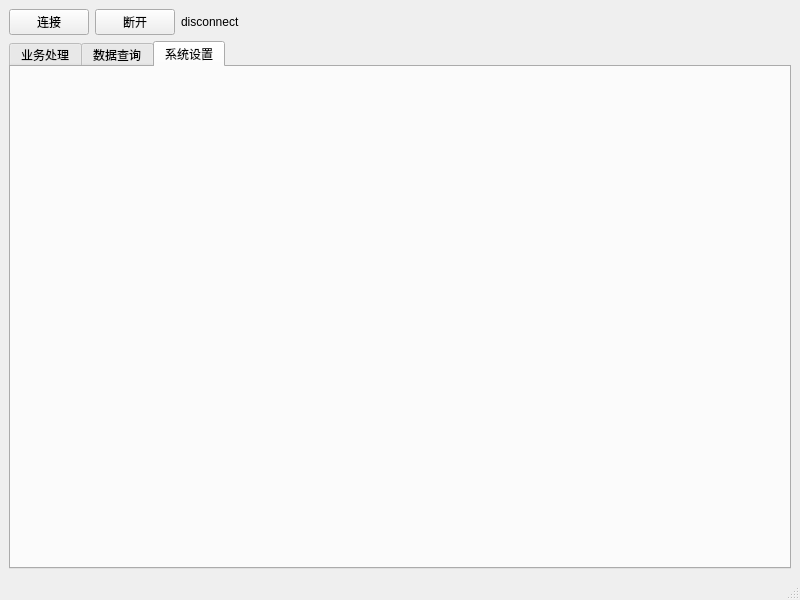
Qt form ui/main.ui (LetMeHold/asset.management) before a commit.
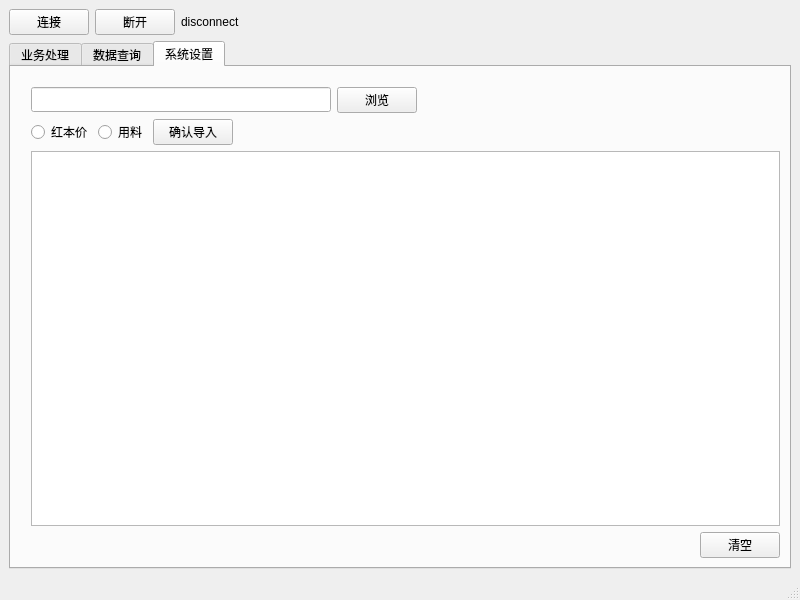
The same form after that commit. The open tabs and pages were chosen to show the change.

Commit message: 完成导入红本或用料数据的功能

The edit to the form file:
```diff
--- a/ui/main.ui
+++ b/ui/main.ui
@@ -589,6 +589,119 @@
        <attribute name="title">
         <string>系统设置</string>
        </attribute>
+       <layout class="QVBoxLayout" name="verticalLayout_3">
+        <property name="leftMargin">
+         <number>20</number>
+        </property>
+        <property name="topMargin">
+         <number>20</number>
+        </property>
+        <item>
+         <layout class="QHBoxLayout" name="horizontalLayout_4">
+          <item>
+           <widget class="QLineEdit" name="edtFn">
+            <property name="sizePolicy">
+             <sizepolicy hsizetype="Fixed" vsizetype="Fixed">
+              <horstretch>0</horstretch>
+              <verstretch>0</verstretch>
+             </sizepolicy>
+            </property>
+            <property name="minimumSize">
+             <size>
+              <width>300</width>
+              <height>25</height>
+             </size>
+            </property>
+           </widget>
+          </item>
+          <item>
+           <widget class="QPushButton" name="btnBrowse">
+            <property name="text">
+             <string>浏览</string>
+            </property>
+           </widget>
+          </item>
+          <item>
+           <spacer name="horizontalSpacer_6">
+            <property name="orientation">
+             <enum>Qt::Horizontal</enum>
+            </property>
+            <property name="sizeHint" stdset="0">
+             <size>
+              <width>40</width>
+              <height>20</height>
+             </size>
+            </property>
+           </spacer>
+          </item>
+         </layout>
+        </item>
+        <item>
+         <layout class="QHBoxLayout" name="horizontalLayout_5">
+          <item>
+           <widget class="QRadioButton" name="rbRedPrice">
+            <property name="text">
+             <string>红本价</string>
+            </property>
+           </widget>
+          </item>
+          <item>
+           <widget class="QRadioButton" name="rbStuff">
+            <property name="text">
+             <string>用料</string>
+            </property>
+           </widget>
+          </item>
+          <item>
+           <widget class="QPushButton" name="btnImportFn">
+            <property name="text">
+             <string>确认导入</string>
+            </property>
+           </widget>
+          </item>
+          <item>
+           <spacer name="horizontalSpacer_7">
+            <property name="orientation">
+             <enum>Qt::Horizontal</enum>
+            </property>
+            <property name="sizeHint" stdset="0">
+             <size>
+              <width>40</width>
+              <height>20</height>
+             </size>
+            </property>
+           </spacer>
+          </item>
+         </layout>
+        </item>
+        <item>
+         <widget class="QTextEdit" name="edtInfoImport"/>
+        </item>
+        <item>
+         <layout class="QHBoxLayout" name="horizontalLayout_6">
+          <item>
+           <spacer name="horizontalSpacer_4">
+            <property name="orientation">
+             <enum>Qt::Horizontal</enum>
+            </property>
+            <property name="sizeHint" stdset="0">
+             <size>
+              <width>40</width>
+              <height>20</height>
+             </size>
+            </property>
+           </spacer>
+          </item>
+          <item>
+           <widget class="QPushButton" name="btnClearImport">
+            <property name="text">
+             <string>清空</string>
+            </property>
+           </widget>
+          </item>
+         </layout>
+        </item>
+       </layout>
       </widget>
      </widget>
     </item>
```
The commit also changes 3 other files.
